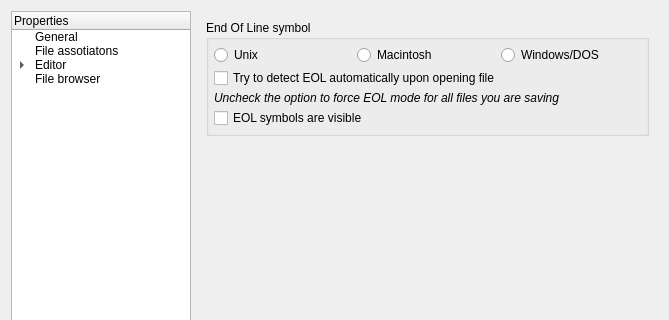
Before: the Qt Designer form mks/ui/UISettings.ui in andreikop/enki, drawn with Qt 5; both pictures show x 0 to 669 and y 0 to 320 of the 669 by 711 pixel window.
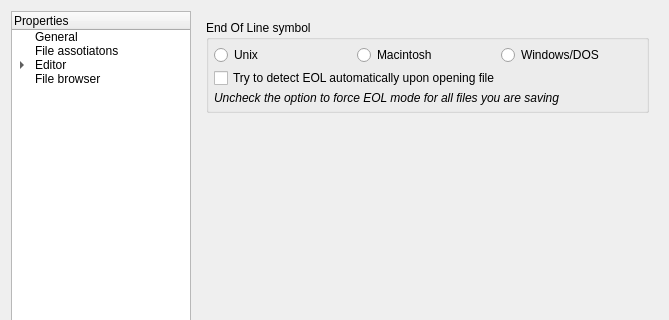
After: the same form once the commit is applied. Custom widgets are drawn as their Qt base class.

Commit message: EOL is never visible

The edit to the form file:
```diff
--- a/mks/ui/UISettings.ui
+++ b/mks/ui/UISettings.ui
@@ -1633,13 +1633,6 @@
               </item>
              </layout>
             </item>
-            <item row="4" column="0">
-             <widget class="QCheckBox" name="cbEolVisibility">
-              <property name="text">
-               <string>EOL symbols are visible</string>
-              </property>
-             </widget>
-            </item>
             <item row="2" column="0">
              <widget class="QCheckBox" name="cbAutoDetectEol">
               <property name="text">
```
The commit also changes 3 other files.
